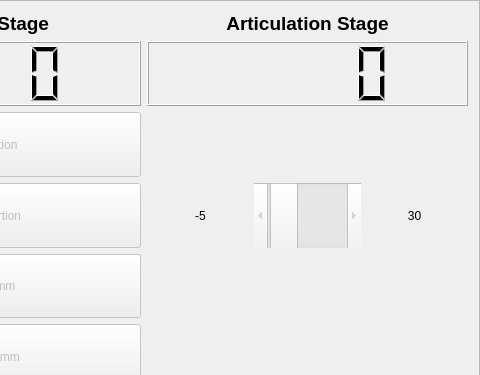
Old version of the form src/RTUltrasteer/RobotControlsWidget.ui in the repository josephgreer/ultrasteer; both pictures show x 519 to 999 and y 0 to 375 of the 999 by 543 pixel window.
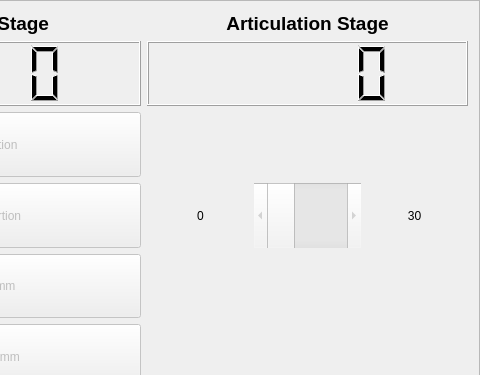
New version of the form.

```diff
--- a/src/RTUltrasteer/RobotControlsWidget.ui
+++ b/src/RTUltrasteer/RobotControlsWidget.ui
@@ -397,7 +397,7 @@
           </size>
          </property>
          <property name="text">
-          <string>-5</string>
+          <string>0</string>
          </property>
          <property name="alignment">
           <set>Qt::AlignCenter</set>
@@ -422,10 +422,10 @@
           </size>
          </property>
          <property name="minimum">
-          <number>-5</number>
+          <number>0</number>
          </property>
          <property name="maximum">
-          <number>90</number>
+          <number>30</number>
          </property>
          <property name="orientation">
           <enum>Qt::Horizontal</enum>
```
